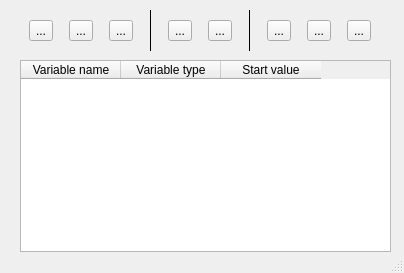
This is src/editor/ui/variablesdialog.ui in tdauth/wc3lib as Qt 5 draws it before an edit. The edited form follows.
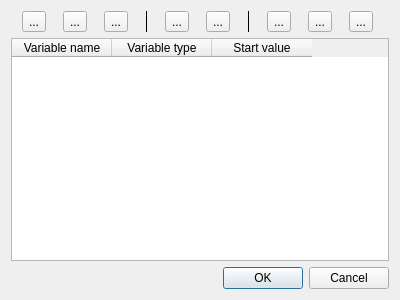
This is the edited form. Custom widgets are drawn as their Qt base class.

```diff
--- a/src/editor/ui/variablesdialog.ui
+++ b/src/editor/ui/variablesdialog.ui
@@ -1,58 +1,20 @@
 <?xml version="1.0" encoding="UTF-8"?>
 <ui version="4.0">
  <class>VariablesDialog</class>
- <widget class="KDialog" name="VariablesDialog">
+ <widget class="QDialog" name="VariablesDialog">
   <property name="geometry">
    <rect>
     <x>0</x>
     <y>0</y>
-    <width>404</width>
-    <height>273</height>
+    <width>400</width>
+    <height>300</height>
    </rect>
   </property>
   <property name="windowTitle">
    <string>Variables</string>
   </property>
-  <property name="sizeGripEnabled">
-   <bool>true</bool>
-  </property>
-  <property name="modal">
-   <bool>true</bool>
-  </property>
-  <widget class="QTableWidget" name="tableWidget">
-   <property name="geometry">
-    <rect>
-     <x>20</x>
-     <y>60</y>
-     <width>371</width>
-     <height>192</height>
-    </rect>
-   </property>
-   <column>
-    <property name="text">
-     <string>Variable name</string>
-    </property>
-   </column>
-   <column>
-    <property name="text">
-     <string>Variable type</string>
-    </property>
-   </column>
-   <column>
-    <property name="text">
-     <string>Start value</string>
-    </property>
-   </column>
-  </widget>
-  <widget class="QWidget" name="horizontalLayoutWidget">
-   <property name="geometry">
-    <rect>
-     <x>19</x>
-     <y>10</y>
-     <width>371</width>
-     <height>41</height>
-    </rect>
-   </property>
+  <layout class="QGridLayout" name="gridLayout">
+   <item row="0" column="0">
    <layout class="QHBoxLayout" name="horizontalLayout">
     <item>
      <widget class="QToolButton" name="toolButton_2">
@@ -125,15 +87,39 @@
      </widget>
     </item>
    </layout>
-  </widget>
+   </item>
+   <item row="1" column="0">
+    <widget class="QTableWidget" name="m_tableWidget">
+     <column>
+      <property name="text">
+       <string>Variable name</string>
+      </property>
+     </column>
+     <column>
+      <property name="text">
+       <string>Variable type</string>
+      </property>
+     </column>
+     <column>
+      <property name="text">
+       <string>Start value</string>
+      </property>
+     </column>
+    </widget>
+   </item>
+   <item row="2" column="0">
+    <widget class="QDialogButtonBox" name="buttonBox">
+     <property name="orientation">
+      <enum>Qt::Horizontal</enum>
+     </property>
+     <property name="standardButtons">
+      <set>QDialogButtonBox::Cancel|QDialogButtonBox::Ok</set>
+     </property>
+    </widget>
+   </item>
+  </layout>
  </widget>
  <customwidgets>
-  <customwidget>
-   <class>KDialog</class>
-   <extends>QDialog</extends>
-   <header>kdialog.h</header>
-   <container>1</container>
-  </customwidget>
   <customwidget>
    <class>KSeparator</class>
    <extends>QFrame</extends>
```
Left out of the diff: 35 changed lines with no effect on the pictures. Lines whose indentation alone changed are shown as unchanged.
